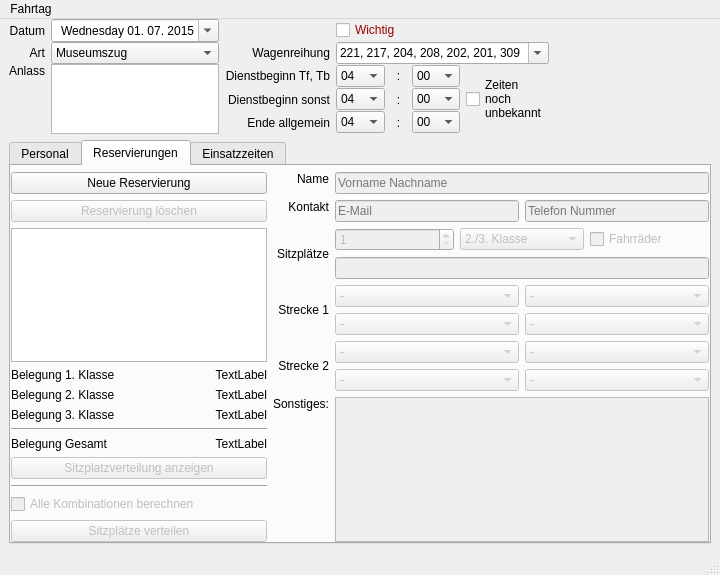
Above: Programm/fahrtagwindow.ui from philjosch/Einsatzplaner before the change. Below: the same form after it.
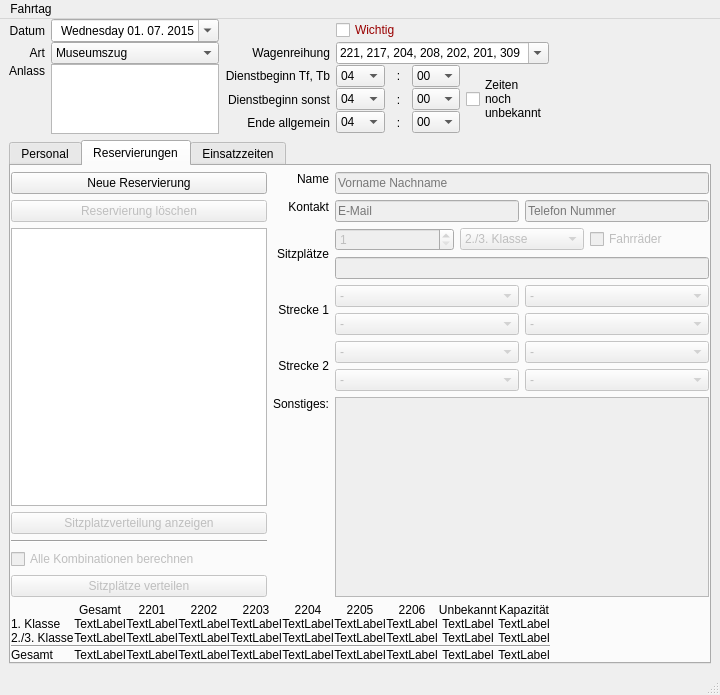
That is the form after the change. The open tabs and pages were chosen to show the change.

Commit message:
Erste Versuche für eine Anzeige der Platzauslastung #54
Erste Schritte für eine Implementierung der Sitzplatzauslastung.
Allerdings entstehen mehrere Probleme, da Züge als String und nicht als Integer gespeichert werden, simit werden Vergleiche deutlich erschwert. Somit wurde ein neuer Branch erstellt, in dem die FUnktion eingebaut werden soll.

The edit to the form file:
```diff
--- a/Programm/fahrtagwindow.ui
+++ b/Programm/fahrtagwindow.ui
@@ -7,7 +7,7 @@
     <x>0</x>
     <y>0</y>
     <width>720</width>
-    <height>575</height>
+    <height>695</height>
    </rect>
   </property>
   <property name="sizePolicy">
@@ -1435,7 +1435,7 @@
        <attribute name="title">
         <string>Reservierungen</string>
        </attribute>
-       <layout class="QGridLayout" name="gridLayout_3" columnstretch="0,1">
+       <layout class="QGridLayout" name="gridLayout_3" rowstretch="1,0" columnstretch="0,1">
         <property name="leftMargin">
          <number>0</number>
         </property>
@@ -1452,7 +1452,7 @@
          <number>6</number>
         </property>
         <item row="0" column="0">
-         <layout class="QGridLayout" name="gridNavigator" rowstretch="0,0,1,0,0,0,0,0,0,0,0,0" columnstretch="1,0">
+         <layout class="QGridLayout" name="gridNavigator" rowstretch="0,0,1,0,0,0,0">
           <property name="leftMargin">
            <number>0</number>
           </property>
@@ -1468,78 +1468,14 @@
           <property name="spacing">
            <number>6</number>
           </property>
-          <item row="5" column="1">
-           <widget class="QLabel" name="labelBelegtDritte">
+          <item row="0" column="0">
+           <widget class="QPushButton" name="buttonAdd">
             <property name="text">
-             <string>TextLabel</string>
+             <string>Neue Reservierung</string>
             </property>
-            <property name="alignment">
-             <set>Qt::AlignRight|Qt::AlignTrailing|Qt::AlignVCenter</set>
-            </property>
            </widget>
           </item>
-          <item row="3" column="1">
-           <widget class="QLabel" name="labelBelegtErste">
-            <property name="text">
-             <string>TextLabel</string>
-            </property>
-            <property name="alignment">
-             <set>Qt::AlignRight|Qt::AlignTrailing|Qt::AlignVCenter</set>
-            </property>
-           </widget>
-          </item>
-          <item row="4" column="1">
-           <widget class="QLabel" name="labelBelegtZweite">
-            <property name="text">
-             <string>TextLabel</string>
-            </property>
-            <property name="alignment">
-             <set>Qt::AlignRight|Qt::AlignTrailing|Qt::AlignVCenter</set>
-            </property>
-           </widget>
-          </item>
-          <item row="8" column="0" colspan="2">
-           <widget class="QPushButton" name="buttonShow">
-            <property name="enabled">
-             <bool>false</bool>
-            </property>
-            <property name="text">
-             <string>Sitzplatzverteilung anzeigen</string>
-            </property>
-           </widget>
-          </item>
-          <item row="7" column="0">
-           <widget class="QLabel" name="label_14">
-            <property name="text">
-             <string>Belegung Gesamt</string>
-            </property>
-           </widget>
-          </item>
-          <item row="11" column="0" colspan="2">
-           <widget class="QPushButton" name="buttonVerteile">
-            <property name="enabled">
-             <bool>false</bool>
-            </property>
-            <property name="text">
-             <string>Sitzplätze verteilen</string>
-            </property>
-           </widget>
-          </item>
-          <item row="3" column="0">
-           <widget class="QLabel" name="label_9">
-            <property name="text">
-             <string>Belegung 1. Klasse</string>
-            </property>
-           </widget>
-          </item>
-          <item row="4" column="0">
-           <widget class="QLabel" name="label_10">
-            <property name="text">
-             <string>Belegung 2. Klasse</string>
-            </property>
-           </widget>
-          </item>
-          <item row="1" column="0" colspan="2">
+          <item row="1" column="0">
            <widget class="QPushButton" name="buttonDelete">
             <property name="enabled">
              <bool>false</bool>
@@ -1549,40 +1485,7 @@
             </property>
            </widget>
           </item>
-          <item row="7" column="1">
-           <widget class="QLabel" name="labelBelegtGesamt">
-            <property name="text">
-             <string>TextLabel</string>
-            </property>
-            <property name="alignment">
-             <set>Qt::AlignRight|Qt::AlignTrailing|Qt::AlignVCenter</set>
-            </property>
-           </widget>
-          </item>
-          <item row="5" column="0">
-           <widget class="QLabel" name="label_13">
-            <property name="text">
-             <string>Belegung 3. Klasse</string>
-            </property>
-           </widget>
-          </item>
-          <item row="6" column="0" colspan="2">
-           <widget class="Line" name="line_3">
-            <property name="minimumSize">
-             <size>
-              <width>0</width>
-              <height>0</height>
-             </size>
-            </property>
-            <property name="lineWidth">
-             <number>1</number>
-            </property>
-            <property name="orientation">
-             <enum>Qt::Horizontal</enum>
-            </property>
-           </widget>
-          </item>
-          <item row="2" column="0" colspan="2">
+          <item row="2" column="0">
            <widget class="QListWidget" name="listRes">
             <property name="minimumSize">
              <size>
@@ -1592,21 +1495,24 @@
             </property>
            </widget>
           </item>
-          <item row="9" column="0" colspan="2">
+          <item row="3" column="0">
+           <widget class="QPushButton" name="buttonShow">
+            <property name="enabled">
+             <bool>false</bool>
+            </property>
+            <property name="text">
+             <string>Sitzplatzverteilung anzeigen</string>
+            </property>
+           </widget>
+          </item>
+          <item row="4" column="0">
            <widget class="Line" name="line_2">
             <property name="orientation">
              <enum>Qt::Horizontal</enum>
             </property>
            </widget>
           </item>
-          <item row="0" column="0" colspan="2">
-           <widget class="QPushButton" name="buttonAdd">
-            <property name="text">
-             <string>Neue Reservierung</string>
-            </property>
-           </widget>
-          </item>
-          <item row="10" column="0" colspan="2">
+          <item row="5" column="0">
            <widget class="QCheckBox" name="checkBoxAll">
             <property name="enabled">
              <bool>false</bool>
@@ -1616,6 +1522,16 @@
             </property>
            </widget>
           </item>
+          <item row="6" column="0">
+           <widget class="QPushButton" name="buttonVerteile">
+            <property name="enabled">
+             <bool>false</bool>
+            </property>
+            <property name="text">
+             <string>Sitzplätze verteilen</string>
+            </property>
+           </widget>
+          </item>
          </layout>
         </item>
         <item row="0" column="1">
@@ -2265,6 +2181,427 @@
           </item>
          </layout>
         </item>
+        <item row="1" column="0" colspan="2">
+         <layout class="QGridLayout" name="gridLayout_7">
+          <property name="spacing">
+           <number>0</number>
+          </property>
+          <item row="0" column="0">
+           <layout class="QGridLayout" name="gridLayout_9">
+            <item row="1" column="8">
+             <widget class="QLabel" name="labelBelegtErste">
+              <property name="text">
+               <string>TextLabel</string>
+              </property>
+              <property name="alignment">
+               <set>Qt::AlignCenter</set>
+              </property>
+             </widget>
+            </item>
+            <item row="1" column="2">
+             <widget class="QLabel" name="labelBelegtErste01">
+              <property name="text">
+               <string>TextLabel</string>
+              </property>
+              <property name="alignment">
+               <set>Qt::AlignCenter</set>
+              </property>
+             </widget>
+            </item>
+            <item row="4" column="5">
+             <widget class="QLabel" name="labelBelegtGesamt04">
+              <property name="text">
+               <string>TextLabel</string>
+              </property>
+              <property name="alignment">
+               <set>Qt::AlignCenter</set>
+              </property>
+             </widget>
+            </item>
+            <item row="4" column="4">
+             <widget class="QLabel" name="labelBelegtGesamt03">
+              <property name="text">
+               <string>TextLabel</string>
+              </property>
+              <property name="alignment">
+               <set>Qt::AlignCenter</set>
+              </property>
+             </widget>
+            </item>
+            <item row="2" column="0">
+             <widget class="QLabel" name="label_10">
+              <property name="text">
+               <string>2./3. Klasse</string>
+              </property>
+             </widget>
+            </item>
+            <item row="2" column="8">
+             <widget class="QLabel" name="labelBelegtAndere">
+              <property name="text">
+               <string>TextLabel</string>
+              </property>
+              <property name="alignment">
+               <set>Qt::AlignCenter</set>
+              </property>
+             </widget>
+            </item>
+            <item row="1" column="5">
+             <widget class="QLabel" name="labelBelegtErste04">
+              <property name="text">
+               <string>TextLabel</string>
+              </property>
+              <property name="alignment">
+               <set>Qt::AlignCenter</set>
+              </property>
+             </widget>
+            </item>
+            <item row="1" column="6">
+             <widget class="QLabel" name="labelBelegtErste05">
+              <property name="text">
+               <string>TextLabel</string>
+              </property>
+              <property name="alignment">
+               <set>Qt::AlignCenter</set>
+              </property>
+             </widget>
+            </item>
+            <item row="1" column="3">
+             <widget class="QLabel" name="labelBelegtErste02">
+              <property name="text">
+               <string>TextLabel</string>
+              </property>
+              <property name="alignment">
+               <set>Qt::AlignCenter</set>
+              </property>
+             </widget>
+            </item>
+            <item row="4" column="3">
+             <widget class="QLabel" name="labelBelegtGesamt02">
+              <property name="text">
+               <string>TextLabel</string>
+              </property>
+              <property name="alignment">
+               <set>Qt::AlignCenter</set>
+              </property>
+             </widget>
+            </item>
+            <item row="2" column="5">
+             <widget class="QLabel" name="labelBelegtAndere04">
+              <property name="text">
+               <string>TextLabel</string>
+              </property>
+              <property name="alignment">
+               <set>Qt::AlignCenter</set>
+              </property>
+             </widget>
+            </item>
+            <item row="4" column="8">
+             <widget class="QLabel" name="labelBelegtGesamt">
+              <property name="text">
+               <string>TextLabel</string>
+              </property>
+              <property name="alignment">
+               <set>Qt::AlignCenter</set>
+              </property>
+             </widget>
+            </item>
+            <item row="0" column="6">
+             <widget class="QLabel" name="label_24">
+              <property name="text">
+               <string>2205</string>
+              </property>
+              <property name="alignment">
+               <set>Qt::AlignCenter</set>
+              </property>
+             </widget>
+            </item>
+            <item row="4" column="2">
+             <widget class="QLabel" name="labelBelegtGesamt01">
+              <property name="text">
+               <string>TextLabel</string>
+              </property>
+              <property name="alignment">
+               <set>Qt::AlignCenter</set>
+              </property>
+             </widget>
+            </item>
+            <item row="2" column="3">
+             <widget class="QLabel" name="labelBelegtAndere02">
+              <property name="text">
+               <string>TextLabel</string>
+              </property>
+              <property name="alignment">
+               <set>Qt::AlignCenter</set>
+              </property>
+             </widget>
+            </item>
+            <item row="1" column="4">
+             <widget class="QLabel" name="labelBelegtErste03">
+              <property name="text">
+               <string>TextLabel</string>
+              </property>
+              <property name="alignment">
+               <set>Qt::AlignCenter</set>
+              </property>
+             </widget>
+            </item>
+            <item row="0" column="8">
+             <widget class="QLabel" name="label_13">
+              <property name="text">
+               <string>Unbekannt</string>
+              </property>
+              <property name="alignment">
+               <set>Qt::AlignCenter</set>
+              </property>
+             </widget>
+            </item>
+            <item row="4" column="7">
+             <widget class="QLabel" name="labelBelegtGesamt06">
+              <property name="text">
+               <string>TextLabel</string>
+              </property>
+              <property name="alignment">
+               <set>Qt::AlignCenter</set>
+              </property>
+             </widget>
+            </item>
+            <item row="1" column="9">
+             <widget class="QLabel" name="labelKapErste">
+              <property name="text">
+               <string>TextLabel</string>
+              </property>
+              <property name="alignment">
+               <set>Qt::AlignCenter</set>
+              </property>
+             </widget>
+            </item>
+            <item row="2" column="6">
+             <widget class="QLabel" name="labelBelegtAndere05">
+              <property name="text">
+               <string>TextLabel</string>
+              </property>
+              <property name="alignment">
+               <set>Qt::AlignCenter</set>
+              </property>
+             </widget>
+            </item>
+            <item row="4" column="6">
+             <widget class="QLabel" name="labelBelegtGesamt05">
+              <property name="text">
+               <string>TextLabel</string>
+              </property>
+              <property name="alignment">
+               <set>Qt::AlignCenter</set>
+              </property>
+             </widget>
+            </item>
+            <item row="4" column="9">
+             <widget class="QLabel" name="labelKapGesamt">
+              <property name="text">
+               <string>TextLabel</string>
+              </property>
+              <property name="alignment">
+               <set>Qt::AlignCenter</set>
+              </property>
+             </widget>
+            </item>
+            <item row="0" column="4">
+             <widget class="QLabel" name="label_22">
+              <property name="text">
+               <string>2203</string>
+              </property>
+              <property name="alignment">
+               <set>Qt::AlignCenter</set>
+              </property>
+             </widget>
+            </item>
+            <item row="0" column="9">
+             <widget class="QLabel" name="label_26">
+              <property name="text">
+               <string>Kapazität</string>
+              </property>
+              <property name="alignment">
+               <set>Qt::AlignCenter</set>
+              </property>
+             </widget>
+            </item>
+            <item row="0" column="7">
+             <widget class="QLabel" name="label_25">
+              <property name="text">
+               <string>2206</string>
+              </property>
+              <property name="alignment">
+               <set>Qt::AlignCenter</set>
+              </property>
+             </widget>
+            </item>
+            <item row="1" column="0">
+             <widget class="QLabel" name="label_9">
+              <property name="text">
+               <string>1. Klasse</string>
+              </property>
+             </widget>
+            </item>
+            <item row="2" column="7">
+             <widget class="QLabel" name="labelBelegtAndere06">
+              <property name="text">
+               <string>TextLabel</string>
+              </property>
+              <property name="alignment">
+               <set>Qt::AlignCenter</set>
+              </property>
+             </widget>
+            </item>
+            <item row="3" column="0" colspan="10">
+             <widget class="Line" name="line_3">
+              <property name="minimumSize">
+               <size>
+                <width>0</width>
+                <height>0</height>
+               </size>
+              </property>
+              <property name="lineWidth">
+               <number>1</number>
+              </property>
+              <property name="orientation">
+               <enum>Qt::Horizontal</enum>
+              </property>
+             </widget>
+            </item>
+            <item row="0" column="5">
+             <widget class="QLabel" name="label_23">
+              <property name="text">
+               <string>2204</string>
+              </property>
+              <property name="alignment">
+               <set>Qt::AlignCenter</set>
+              </property>
+             </widget>
+            </item>
+            <item row="2" column="4">
+             <widget class="QLabel" name="labelBelegtAndere03">
+              <property name="text">
+               <string>TextLabel</string>
+              </property>
+              <property name="alignment">
+               <set>Qt::AlignCenter</set>
+              </property>
+             </widget>
+            </item>
+            <item row="4" column="0">
+             <widget class="QLabel" name="label_14">
+              <property name="text">
+               <string>Gesamt</string>
+              </property>
+             </widget>
+            </item>
+            <item row="0" column="2">
+             <widget class="QLabel" name="label_17">
+              <property name="text">
+               <string>2201</string>
+              </property>
+              <property name="alignment">
+               <set>Qt::AlignCenter</set>
+              </property>
+             </widget>
+            </item>
+            <item row="2" column="2">
+             <widget class="QLabel" name="labelBelegtAndere01">
+              <property name="text">
+               <string>TextLabel</string>
+              </property>
+              <property name="alignment">
+               <set>Qt::AlignCenter</set>
+              </property>
+             </widget>
+            </item>
+            <item row="0" column="3">
+             <widget class="QLabel" name="label_16">
+              <property name="text">
+               <string>2202</string>
+              </property>
+              <property name="alignment">
+               <set>Qt::AlignCenter</set>
+              </property>
+             </widget>
+            </item>
+            <item row="2" column="9">
+             <widget class="QLabel" name="labelKapAndere">
+              <property name="text">
+               <string>TextLabel</string>
+              </property>
+              <property name="alignment">
+               <set>Qt::AlignCenter</set>
+              </property>
+             </widget>
+            </item>
+            <item row="1" column="7">
+             <widget class="QLabel" name="labelBelegtErste06">
+              <property name="text">
+               <string>TextLabel</string>
+              </property>
+              <property name="alignment">
+               <set>Qt::AlignCenter</set>
+              </property>
+             </widget>
+            </item>
+            <item row="0" column="1">
+             <widget class="QLabel" name="label_30">
+              <property name="text">
+               <string>Gesamt</string>
+              </property>
+              <property name="alignment">
+               <set>Qt::AlignCenter</set>
+              </property>
+             </widget>
+            </item>
+            <item row="1" column="1">
+             <widget class="QLabel" name="labelBelegtErsteGesamt">
+              <property name="text">
+               <string>TextLabel</string>
+              </property>
+              <property name="alignment">
+               <set>Qt::AlignCenter</set>
+              </property>
+             </widget>
+            </item>
+            <item row="2" column="1">
+             <widget class="QLabel" name="labelBelegtAndereGesamt">
+              <property name="text">
+               <string>TextLabel</string>
+              </property>
+              <property name="alignment">
+               <set>Qt::AlignCenter</set>
+              </property>
+             </widget>
+            </item>
+            <item row="4" column="1">
+             <widget class="QLabel" name="labelBelegtGesamtGesamt">
+              <property name="text">
+               <string>TextLabel</string>
+              </property>
+              <property name="alignment">
+               <set>Qt::AlignCenter</set>
+              </property>
+             </widget>
+            </item>
+           </layout>
+          </item>
+          <item row="0" column="1">
+           <spacer name="horizontalSpacer_2">
+            <property name="orientation">
+             <enum>Qt::Horizontal</enum>
+            </property>
+            <property name="sizeHint" stdset="0">
+             <size>
+              <width>40</width>
+              <height>20</height>
+             </size>
+            </property>
+           </spacer>
+          </item>
+         </layout>
+        </item>
        </layout>
       </widget>
       <widget class="QWidget" name="tabZeiten">
```
Left out of the diff: 2 changed lines with no effect on the pictures. The commit also changes 4 other files.
